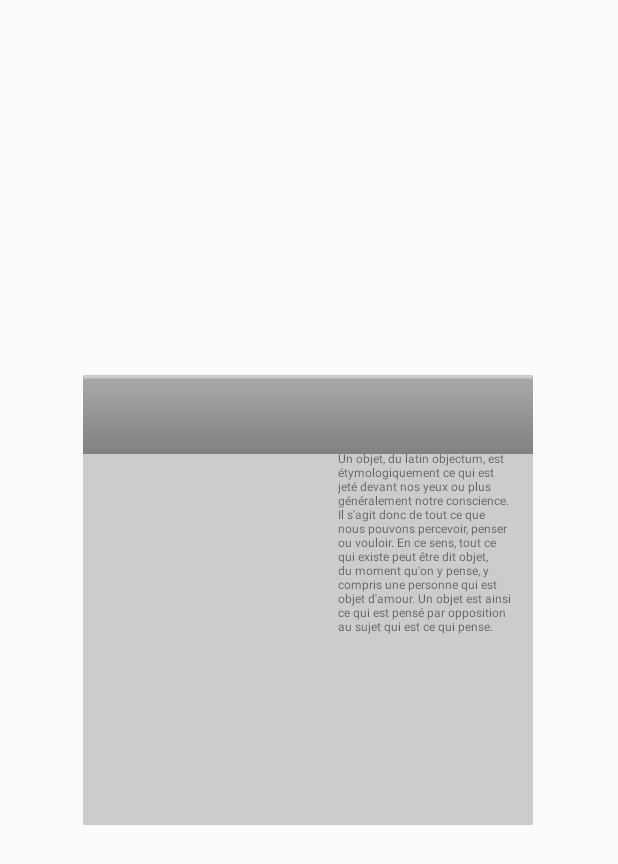
After one commit to zheng0zhou/ARforDesign, an Android app: the layout activity_pop_up_window_1.xml on its own in the app's theme, with its tools: preview values and no code run, on a phone screen of 412 x 824 dp. The commit adds this screen. Shown: the top 864 px of the screen. Run offline under Robolectric (Android 15) with nearby library versions, the phone set to English and light mode, and no system bars.

Commit message:
added pop up

```diff
--- /dev/null
+++ b/app/src/main/res/layout-land/activity_pop_up_window_1.xml
@@ -0,0 +1,45 @@
+<?xml version="1.0" encoding="utf-8"?>
+<androidx.constraintlayout.widget.ConstraintLayout xmlns:android="http://schemas.android.com/apk/res/android"
+    xmlns:app="http://schemas.android.com/apk/res-auto"
+    xmlns:tools="http://schemas.android.com/tools"
+    android:layout_width="match_parent"
+    android:layout_height="match_parent"
+    tools:context=".PopUpActivity">
+
+    <RelativeLayout
+        android:layout_width="300dp"
+        android:layout_height="300dp"
+        android:background="#cccccc"
+        app:layout_constraintBottom_toBottomOf="parent"
+        app:layout_constraintEnd_toEndOf="parent"
+        app:layout_constraintHorizontal_bias="0.495"
+        app:layout_constraintStart_toStartOf="parent"
+        app:layout_constraintTop_toTopOf="parent"
+        app:layout_constraintVertical_bias="0.477">
+
+        <TextView
+            android:id="@+id/textView1"
+            android:layout_width="wrap_content"
+            android:layout_height="wrap_content"
+            android:layout_marginLeft="180dp"
+            android:layout_marginTop="10dp"
+            android:text="Titre Object" />
+
+        <TextView
+            android:id="@+id/textView2"
+            android:layout_width="115dp"
+            android:layout_height="180dp"
+            android:layout_marginLeft="170dp"
+            android:layout_marginTop="50dp"
+            android:text="Un objet, du latin objectum, est étymologiquement ce qui est jeté devant nos yeux ou plus généralement notre conscience. Il s'agit donc de tout ce que nous pouvons percevoir, penser ou vouloir. En ce sens, tout ce qui existe peut être dit objet, du moment qu'on y pense, y compris une personne qui est objet d'amour. Un objet est ainsi ce qui est pensé par opposition au sujet qui est ce qui pense. "
+            android:textSize="8sp" />
+
+        <ImageView
+            android:id="@+id/imageView"
+            android:layout_width="wrap_content"
+            android:layout_height="wrap_content"
+            app:srcCompat="@android:drawable/bottom_bar" />
+
+    </RelativeLayout>
+
+</androidx.constraintlayout.widget.ConstraintLayout>
--- /dev/null
+++ b/app/src/main/res/layout/activity_pop_up_window_1.xml
@@ -0,0 +1,45 @@
+<?xml version="1.0" encoding="utf-8"?>
+<androidx.constraintlayout.widget.ConstraintLayout xmlns:android="http://schemas.android.com/apk/res/android"
+    xmlns:app="http://schemas.android.com/apk/res-auto"
+    xmlns:tools="http://schemas.android.com/tools"
+    android:layout_width="match_parent"
+    android:layout_height="match_parent"
+    tools:context=".PopUpActivity">
+
+    <RelativeLayout
+        android:layout_width="300dp"
+        android:layout_height="300dp"
+        android:background="#cccccc"
+        app:layout_constraintBottom_toBottomOf="parent"
+        app:layout_constraintEnd_toEndOf="parent"
+        app:layout_constraintHorizontal_bias="0.495"
+        app:layout_constraintStart_toStartOf="parent"
+        app:layout_constraintTop_toTopOf="parent"
+        app:layout_constraintVertical_bias="0.477">
+
+        <TextView
+            android:id="@+id/textView1"
+            android:layout_width="wrap_content"
+            android:layout_height="wrap_content"
+            android:layout_marginLeft="180dp"
+            android:layout_marginTop="10dp"
+            android:text="Titre Object" />
+
+        <TextView
+            android:id="@+id/textView2"
+            android:layout_width="115dp"
+            android:layout_height="180dp"
+            android:layout_marginLeft="170dp"
+            android:layout_marginTop="50dp"
+            android:text="Un objet, du latin objectum, est étymologiquement ce qui est jeté devant nos yeux ou plus généralement notre conscience. Il s'agit donc de tout ce que nous pouvons percevoir, penser ou vouloir. En ce sens, tout ce qui existe peut être dit objet, du moment qu'on y pense, y compris une personne qui est objet d'amour. Un objet est ainsi ce qui est pensé par opposition au sujet qui est ce qui pense. "
+            android:textSize="8sp" />
+
+        <ImageView
+            android:id="@+id/imageView"
+            android:layout_width="wrap_content"
+            android:layout_height="wrap_content"
+            app:srcCompat="@android:drawable/bottom_bar" />
+
+    </RelativeLayout>
+
+</androidx.constraintlayout.widget.ConstraintLayout>
```
Also changed, not shown: app/src/main/AndroidManifest.xml (+8 -0 lines), app/src/main/java/com/drakosha/augmentedr_2/AR_Activity.java (+8 -0 lines), app/src/main/java/com/drakosha/augmentedr_2/PopUpActivity.java (added, +52 -0 lines), app/src/main/res/layout-land/activity_pop_up.xml (added, +22 -0 lines), app/src/main/res/layout/activity_ar.xml (+13 -0 lines), app/src/main/res/layout/activity_pop_up.xml (added, +22 -0 lines), app/src/main/res/drawable-hdpi/eye_x.png (added), app/src/main/res/drawable-ldpi/eye_x.png (added), app/src/main/res/drawable-mdpi/eye_x.png (added), app/src/main/res/drawable-xhdpi/eye_x.png (added), app/src/main/res/drawable-xxhdpi/eye_x.png (added), app/src/main/res/drawable-xxxhdpi/eye_x.png (added).
